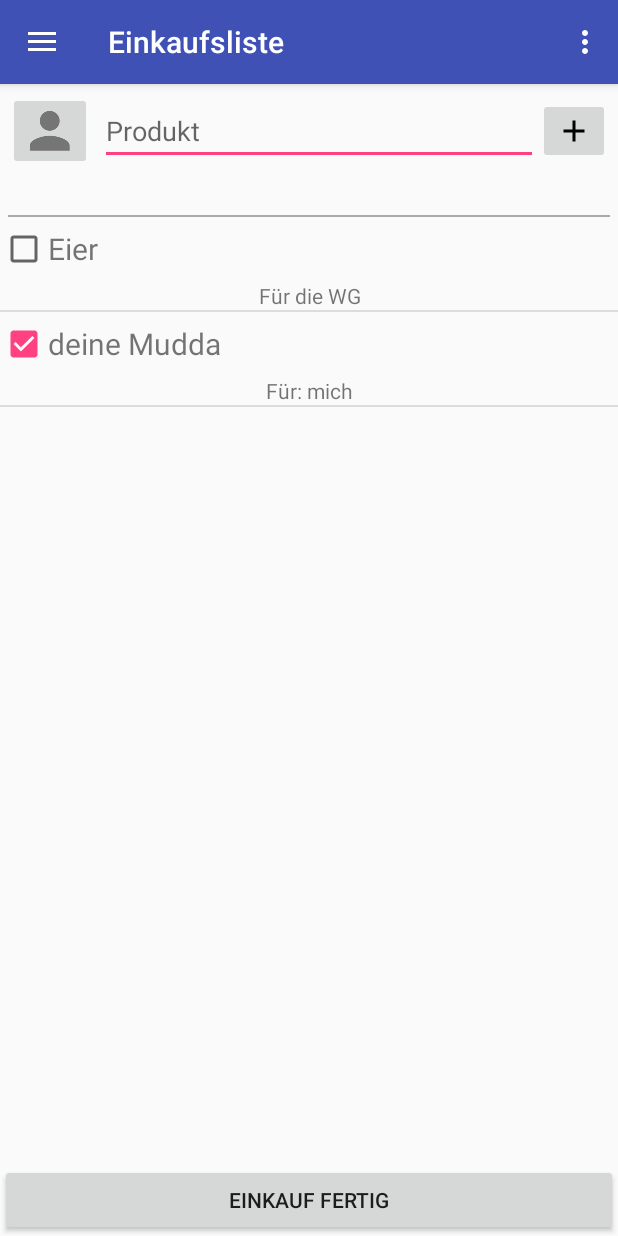
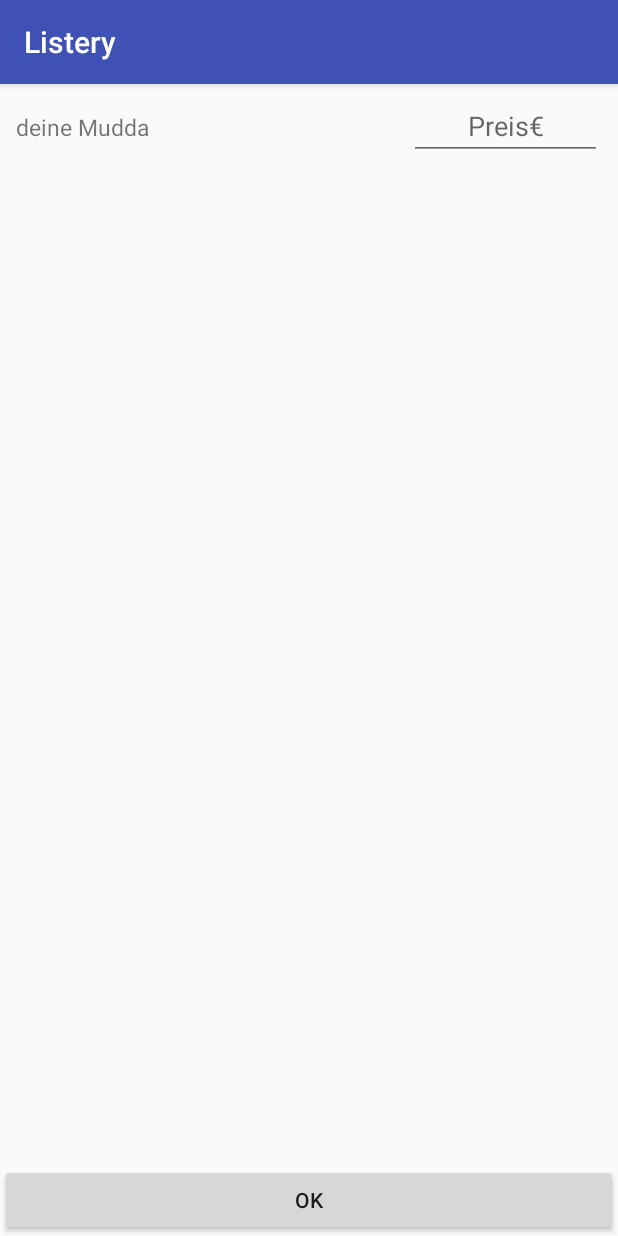
Before and after one commit to Rosti97/Listery, an Android app: the screen it shows after launch (MainActivity before the commit, PreiseingabeActivity after it), after a tap on "EINKAUF FERTIG", on a phone screen of 412 x 824 dp. Run offline under Robolectric (Android 15) with nearby library versions, the phone set to English and light mode, and no system bars.

Commit message:
[ADD] Parcelable-Interfae in Einkaufsitem [ADD] Preiseingabe-Activity + Layout + Adapter [ADD] Colors (black, grey, ligth grey)

```diff
--- a/app/src/main/AndroidManifest.xml
+++ b/app/src/main/AndroidManifest.xml
@@ -19,7 +19,7 @@
                 <category android:name="android.intent.category.LAUNCHER" />
             </intent-filter>
         </activity>
-
+        <activity android:name=".PreiseingabeActivity" />
     </application>
 
 </manifest>
--- a/app/src/main/java/e/rosti/listery/Einkaufsitem.java
+++ b/app/src/main/java/e/rosti/listery/Einkaufsitem.java
@@ -1,7 +1,10 @@
 package e.rosti.listery;
 
 
-public class Einkaufsitem {
+import android.os.Parcel;
+import android.os.Parcelable;
+
+public class Einkaufsitem implements Parcelable{
 
     private boolean checked;
     private String product;
@@ -36,4 +39,35 @@ public class Einkaufsitem {
     public void setMitbewohner(String mitbewohner) {
         this.mitbewohner = mitbewohner;
     }
+
+
+    /**Implemnting Parcelable-Interface**/
+    public static final Parcelable.Creator<Einkaufsitem> CREATOR
+            = new Parcelable.Creator<Einkaufsitem>() {
+        public Einkaufsitem createFromParcel(Parcel in) {
+            return new Einkaufsitem(in);
+        }
+
+        public Einkaufsitem[] newArray(int size) {
+            return new Einkaufsitem[size];
+        }
+    };
+
+    @Override
+    public int describeContents() {
+        return 0;
+    }
+
+    @Override
+    public void writeToParcel(Parcel dest, int flags) {
+        dest.writeInt(checked ? 1 : 0);
+        dest.writeString(this.product);
+        dest.writeString(this.mitbewohner);
+    }
+
+    protected Einkaufsitem(Parcel in) {
+        checked = in.readInt() != 0;
+        product = in.readString();
+        mitbewohner = in.readString();
+    }
 }
--- a/app/src/main/java/e/rosti/listery/EinkaufslisteFragment.java
+++ b/app/src/main/java/e/rosti/listery/EinkaufslisteFragment.java
@@ -1,12 +1,11 @@
 package e.rosti.listery;
 
 import android.content.DialogInterface;
+import android.content.Intent;
 import android.os.Bundle;
 import android.support.annotation.Nullable;
-        import android.support.v4.app.DialogFragment;
 import android.support.v4.app.Fragment;
 import android.support.v7.app.AlertDialog;
-        import android.util.Log;
 import android.view.KeyEvent;
 import android.view.LayoutInflater;
 import android.view.Menu;
@@ -24,8 +23,6 @@ package e.rosti.listery;
 import java.util.ArrayList;
 import java.util.Arrays;
 import java.util.List;
-
-        import static android.content.ContentValues.TAG;
 
 /** TODO
  *  1. Datenbank-Einbindung
@@ -84,7 +81,7 @@ public class EinkaufslisteFragment extends Fragment {
     private void addItems() {
         einkaufsliste = new ArrayList<>();
 
-        /**Zwei Tests**/
+        /**Zwei Tests TODO Entfernen**/
         /**-------------------------------------------------------------**/
         Einkaufsitem item1 = new Einkaufsitem(false, "Eier", "Für die WG");
         Einkaufsitem item2 = new Einkaufsitem(true, "deine Mudda", "Für: mich");
@@ -130,6 +127,15 @@ public class EinkaufslisteFragment extends Fragment {
             @Override
             public void onClick(View v) {
                 Toast.makeText(getActivity().getApplicationContext(), "Button geklickt", Toast.LENGTH_LONG).show();
+                Intent intent = new Intent(getActivity(), PreiseingabeActivity.class);
+                ArrayList<Einkaufsitem> checkedItems = new ArrayList<>();
+                for (Einkaufsitem item: einkaufsliste) {
+                    if(item.isChecked()) {
+                        checkedItems.add(item);
+                    }
+                }
+                intent.putExtra("Gekauft", checkedItems);
+                startActivity(intent);
             }
         });
 
--- /dev/null
+++ b/app/src/main/java/e/rosti/listery/PreiseingabeActivity.java
@@ -0,0 +1,55 @@
+package e.rosti.listery;
+
+import android.content.Intent;
+import android.support.v7.app.AppCompatActivity;
+import android.os.Bundle;
+import android.view.View;
+import android.widget.Button;
+import android.widget.ListView;
+
+import java.util.ArrayList;
+
+public class PreiseingabeActivity extends AppCompatActivity {
+
+    private PreiseingabeAdapter adapter;
+    private ListView listView;
+    private Button button;
+
+    @Override
+    protected void onCreate(Bundle savedInstanceState) {
+        super.onCreate(savedInstanceState);
+        setContentView(R.layout.activity_preiseingabe);
+
+        setupView();
+        setupButton();
+    }
+
+
+    private void setupView() {
+        listView = findViewById(R.id.listview_preiseingabe);
+
+        ArrayList<Einkaufsitem> gekaufteItems = new ArrayList<>();
+        Intent intent = getIntent();
+        Bundle extras = intent.getExtras();
+
+        if (extras != null) {
+            gekaufteItems = extras.getParcelableArrayList("Gekauft");
+        }
+
+        adapter = new PreiseingabeAdapter(gekaufteItems, this);
+
+        listView.setAdapter(adapter);
+    }
+
+    private void setupButton() {
+        button = findViewById(R.id.button_preiseingabe);
+        button.setOnClickListener(new View.OnClickListener() {
+            @Override
+            public void onClick(View v) {
+                /**TODO Datenbank einbindung
+                 *
+                 */
+            }
+        });
+    }
+}
--- /dev/null
+++ b/app/src/main/java/e/rosti/listery/PreiseingabeAdapter.java
@@ -0,0 +1,69 @@
+package e.rosti.listery;
+
+import android.content.Context;
+import android.support.annotation.NonNull;
+import android.text.Editable;
+import android.text.TextWatcher;
+import android.view.LayoutInflater;
+import android.view.View;
+import android.view.ViewGroup;
+import android.widget.ArrayAdapter;
+import android.widget.EditText;
+import android.widget.TextView;
+
+import java.util.ArrayList;
+
+public class PreiseingabeAdapter extends ArrayAdapter<Einkaufsitem> {
+
+    private ArrayList<Einkaufsitem> einkaufSet;
+    Context mContext;
+
+    private static class ViewBox {
+        TextView tvProduct;
+        EditText etPreis;
+    }
+
+    public PreiseingabeAdapter(ArrayList<Einkaufsitem> data, Context context) {
+        super(context, R.layout.layout_preiseingabe_eintrag, data);
+        this.einkaufSet = data;
+        this.mContext = context;
+
+    }
+    @Override
+    public int getCount() {
+        return einkaufSet.size();
+    }
+
+    @Override
+    public Einkaufsitem getItem(int position) {
+        return einkaufSet.get(position);
+    }
+
+
+    @Override
+    public View getView(int position, View convertView, @NonNull ViewGroup parent) {
+
+        final ViewBox viewBox;
+        final View result;
+
+        if (convertView == null) {
+            viewBox = new ViewBox();
+            convertView = LayoutInflater.from(parent.getContext()).inflate(R.layout.layout_preiseingabe_eintrag, parent, false);
+            viewBox.tvProduct = (TextView) convertView.findViewById(R.id.textview_preiseingabe);
+            viewBox.etPreis = (EditText) convertView.findViewById(R.id.edittext_preiseingabe);
+
+            result=convertView;
+            convertView.setTag(viewBox);
+
+        } else {
+            viewBox = (ViewBox) convertView.getTag();
+            result=convertView;
+        }
+
+        Einkaufsitem item = getItem(position);
+
+        viewBox.tvProduct.setText(item.getProduct());
+
+        return result;
+    }
+}
--- /dev/null
+++ b/app/src/main/res/layout/activity_preiseingabe.xml
@@ -0,0 +1,67 @@
+<?xml version="1.0" encoding="utf-8"?>
+<RelativeLayout xmlns:android="http://schemas.android.com/apk/res/android"
+    xmlns:app="http://schemas.android.com/apk/res-auto"
+    xmlns:tools="http://schemas.android.com/tools"
+    android:layout_width="match_parent"
+    android:layout_height="match_parent"
+    tools:context=".PreiseingabeActivity">
+
+    <!--
+    <LinearLayout
+        android:id="@+id/linearlayout_preiseingabe"
+        android:layout_width="match_parent"
+        android:layout_height="wrap_content"
+        android:orientation="horizontal"
+        >
+
+        <TextView
+            android:id="@+id/tv_Produktueberschrift"
+            android:layout_width="0dp"
+            android:layout_height="wrap_content"
+            android:layout_weight="2"
+            android:text="Produkte"
+            android:textSize="25dp"
+            android:textColor="@color/grey"
+            android:textStyle="bold"
+            android:outlineProvider="paddedBounds"
+            android:layout_marginRight="5dp"
+            android:layout_marginLeft="5dp"
+            android:layout_marginTop="5dp"
+        />
+
+        <TextView
+            android:id="@+id/tv_Preisueberschrift"
+            android:layout_width="0dp"
+            android:layout_height="wrap_content"
+            android:layout_weight="1"
+            android:text="Preis"
+            android:textSize="25dp"
+            android:textColor="@color/grey"
+            android:textStyle="bold"
+            android:gravity="center"
+            android:layout_marginTop="5dp"
+            android:layout_marginRight="5dp"
+        />
+
+    </LinearLayout>
+    -->
+
+
+    <ListView
+        android:id="@+id/listview_preiseingabe"
+        android:layout_width="match_parent"
+        android:layout_height="wrap_content"
+        android:layout_above="@id/button_einkauffertig"
+        android:layout_marginLeft="5dp"
+        android:layout_marginRight="5dp"
+        android:layout_marginTop="5dp"
+        />
+
+    <Button
+        android:id="@+id/button_preiseingabe"
+        android:layout_width="match_parent"
+        android:layout_height="wrap_content"
+        android:layout_alignParentBottom="true"
+        android:text="OK" />
+
+</RelativeLayout>
--- /dev/null
+++ b/app/src/main/res/layout/activity_preiseingabe_adapter.xml
@@ -0,0 +1,33 @@
+<?xml version="1.0" encoding="utf-8"?>
+<android.support.design.widget.CoordinatorLayout xmlns:android="http://schemas.android.com/apk/res/android"
+    xmlns:app="http://schemas.android.com/apk/res-auto"
+    xmlns:tools="http://schemas.android.com/tools"
+    android:layout_width="match_parent"
+    android:layout_height="match_parent"
+    tools:context=".PreiseingabeAdapter">
+
+    <android.support.design.widget.AppBarLayout
+        android:layout_width="match_parent"
+        android:layout_height="wrap_content"
+        android:theme="@style/AppTheme.AppBarOverlay">
+
+        <android.support.v7.widget.Toolbar
+            android:id="@+id/toolbar"
+            android:layout_width="match_parent"
+            android:layout_height="?attr/actionBarSize"
+            android:background="?attr/colorPrimary"
+            app:popupTheme="@style/AppTheme.PopupOverlay" />
+
+    </android.support.design.widget.AppBarLayout>
+
+    <include layout="@layout/content_preiseingabe_adapter" />
+
+    <android.support.design.widget.FloatingActionButton
+        android:id="@+id/fab"
+        android:layout_width="wrap_content"
+        android:layout_height="wrap_content"
+        android:layout_gravity="bottom|end"
+        android:layout_margin="@dimen/fab_margin"
+        app:srcCompat="@android:drawable/ic_dialog_email" />
+
+</android.support.design.widget.CoordinatorLayout>
--- /dev/null
+++ b/app/src/main/res/layout/content_preiseingabe_adapter.xml
@@ -0,0 +1,11 @@
+<?xml version="1.0" encoding="utf-8"?>
+<android.support.constraint.ConstraintLayout xmlns:android="http://schemas.android.com/apk/res/android"
+    xmlns:app="http://schemas.android.com/apk/res-auto"
+    xmlns:tools="http://schemas.android.com/tools"
+    android:layout_width="match_parent"
+    android:layout_height="match_parent"
+    app:layout_behavior="@string/appbar_scrolling_view_behavior"
+    tools:context=".PreiseingabeAdapter"
+    tools:showIn="@layout/activity_preiseingabe_adapter">
+
+</android.support.constraint.ConstraintLayout>
--- /dev/null
+++ b/app/src/main/res/layout/layout_preiseingabe_eintrag.xml
@@ -0,0 +1,27 @@
+<?xml version="1.0" encoding="utf-8"?>
+<LinearLayout xmlns:android="http://schemas.android.com/apk/res/android"
+    android:layout_width="match_parent"
+    android:layout_height="match_parent">
+
+    <TextView
+        android:id="@+id/textview_preiseingabe"
+        android:layout_width="0dp"
+        android:layout_height="wrap_content"
+        android:layout_weight="2"
+        android:layout_marginLeft="5dp"
+        android:gravity="left"
+        android:textSize="15dp"/>
+
+    <EditText
+        android:id="@+id/edittext_preiseingabe"
+        android:layout_width="0dp"
+        android:layout_height="wrap_content"
+        android:layout_weight="1"
+        android:layout_marginLeft="5dp"
+        android:layout_marginRight="5dp"
+        android:inputType="numberDecimal"
+        android:hint="Preis€"
+        android:gravity="center"/>
+
+
+</LinearLayout>
--- a/app/src/main/res/values/colors.xml
+++ b/app/src/main/res/values/colors.xml
@@ -3,4 +3,7 @@
     <color name="colorPrimary">#3F51B5</color>
     <color name="colorPrimaryDark">#303F9F</color>
     <color name="colorAccent">#FF4081</color>
+    <color name="black">#000</color>
+    <color name="grey">#414040</color>
+    <color name="light_grey">#dcdcdc</color>
 </resources>
--- a/app/src/main/res/values/strings.xml
+++ b/app/src/main/res/values/strings.xml
@@ -16,6 +16,7 @@
     <string name="dialog_title">Für wen wird das Produkt eingekauft?</string>
 
     <string name="fragment_title_einkaufsliste">Einkaufsliste</string>
+    <string name="title_activity_preiseingabe_adapter">PreiseingabeAdapter</string>
 
 
 </resources>
```
Lines whose indentation alone changed are shown as unchanged.
